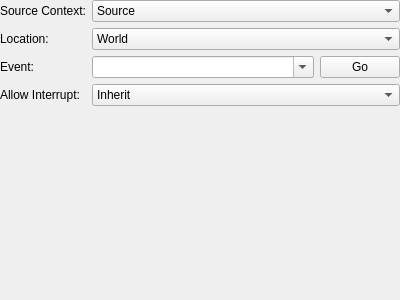
Old version of the form tools/cathedral/ui/ActionStartEvent.ui in the repository comphack/comp_hack.
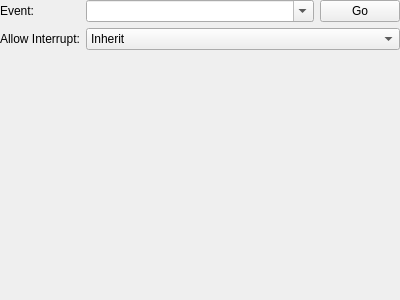
New version of the form.

Commit message: Minimizing the base action UI

Patch:
```diff
--- a/tools/cathedral/ui/ActionStartEvent.ui
+++ b/tools/cathedral/ui/ActionStartEvent.ui
@@ -26,70 +26,13 @@
    <item>
     <layout class="QFormLayout" name="formLayout">
      <item row="0" column="0">
-      <widget class="QLabel" name="lblSourceContext">
-       <property name="text">
-        <string>Source Context:</string>
-       </property>
-      </widget>
-     </item>
-     <item row="0" column="1">
-      <widget class="QComboBox" name="sourceContext">
-       <item>
-        <property name="text">
-         <string>Source</string>
-        </property>
-       </item>
-       <item>
-        <property name="text">
-         <string>Party</string>
-        </property>
-       </item>
-       <item>
-        <property name="text">
-         <string>All</string>
-        </property>
-       </item>
-      </widget>
-     </item>
-     <item row="1" column="0">
-      <widget class="QLabel" name="lblLocation">
-       <property name="text">
-        <string>Location:</string>
-       </property>
-      </widget>
-     </item>
-     <item row="1" column="1">
-      <widget class="QComboBox" name="location">
-       <item>
-        <property name="text">
-         <string>World</string>
-        </property>
-       </item>
-       <item>
-        <property name="text">
-         <string>Channel</string>
-        </property>
-       </item>
-       <item>
-        <property name="text">
-         <string>Instance</string>
-        </property>
-       </item>
-       <item>
-        <property name="text">
-         <string>Zone</string>
-        </property>
-       </item>
-      </widget>
-     </item>
-     <item row="2" column="0">
       <widget class="QLabel" name="lblEvent">
        <property name="text">
         <string>Event:</string>
        </property>
       </widget>
      </item>
-     <item row="2" column="1">
+     <item row="0" column="1">
       <layout class="QHBoxLayout" name="layoutEvent">
        <item>
         <widget class="QComboBox" name="event">
@@ -113,14 +56,14 @@
        </item>
       </layout>
      </item>
-     <item row="3" column="0">
+     <item row="1" column="0">
       <widget class="QLabel" name="lblAllowInterrupt">
        <property name="text">
         <string>Allow Interrupt:</string>
        </property>
       </widget>
      </item>
-     <item row="3" column="1">
+     <item row="1" column="1">
       <widget class="QComboBox" name="allowInterrupt">
        <item>
         <property name="text">
```
The commit also changes 50 other files.
